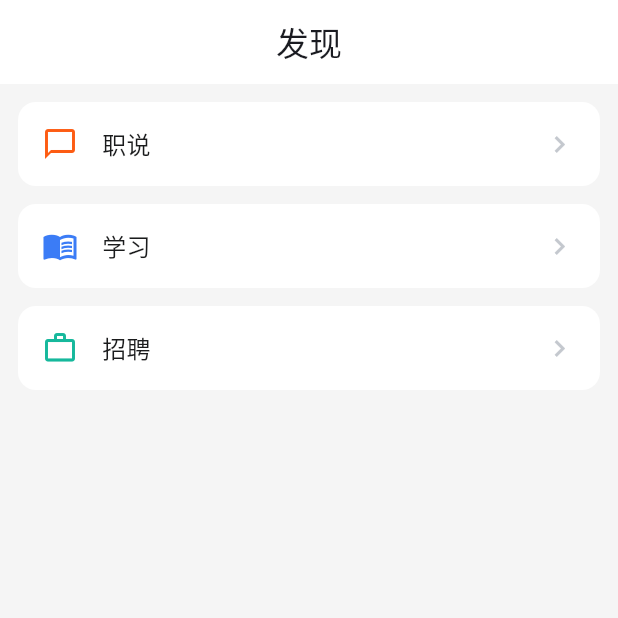
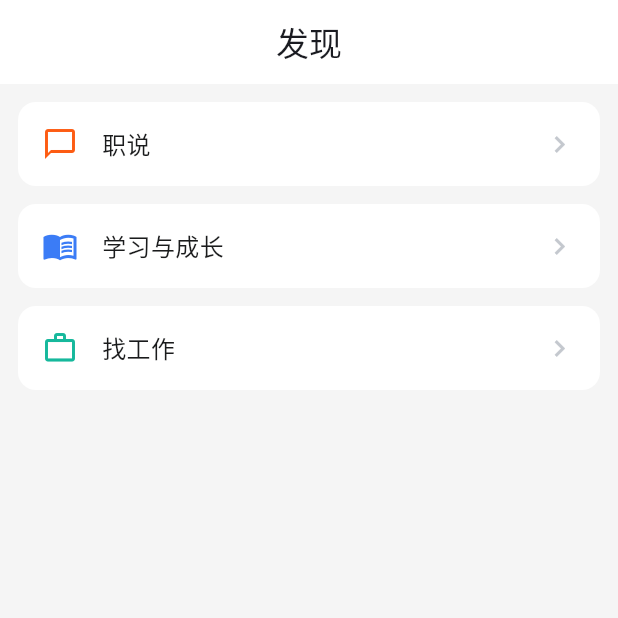
Before and after one commit to exoxiexie/zhiguanjia, a Flutter app: the DiscoverTab screen opened directly, on a phone screen of 412 x 824 dp, the top half of it. Run offline on Flutter 3.47's test engine with Material 3 defaults, Android fonts, the phone set to English and light mode, and no system bars; our stand-ins replace dio, file_picker, image_picker, open_filex, package_info_plus, shared_preferences and 1 more; missing offline and left inert: syncfusion_flutter_pdf; accounts and stored records are empty.

Commit message:
v1.0.27：发现页模块改名（招聘→找工作、学习→学习与成长）
- 发现页通栏卡「招聘」→「找工作」，点开的页面标题同步改为「找工作」
- 发现页通栏卡「学习」→「学习与成长」，点开的占位页标题同步改为「学习与成长」
- 同步更新 test/experience_test.dart 中发现页断言的文案

```diff
--- a/lib/features/discover/discover_tab.dart
+++ b/lib/features/discover/discover_tab.dart
@@ -4,8 +4,8 @@
 /// 通栏样式统一由 [PlainGroup] 提供（数据页的模块入口用的是同一个组件）。
 /// 第一批通栏模块三张卡片（**各自独立成卡**，互不同组），自上而下：
 /// - 职说：原底栏「说说」Tab 的内容，折叠进本页；
-/// - 学习：占位模块，功能后续开发；
-/// - 招聘：原「发现」页的职位推荐流，折叠进本页。
+/// - 学习与成长：占位模块，功能后续开发；
+/// - 找工作：原「发现」页的职位推荐流，折叠进本页。
 library;
 
 import 'package:flutter/material.dart';
@@ -63,7 +63,7 @@ class DiscoverTab extends StatelessWidget {
               PlainGroupEntry(
                 icon: Icons.menu_book_outlined,
                 color: const Color(0xFF3B7CF6),
-                label: '学习',
+                label: '学习与成长',
                 onTap: () => _open(context, const LearningPage()),
               ),
             ],
@@ -74,7 +74,7 @@ class DiscoverTab extends StatelessWidget {
               PlainGroupEntry(
                 icon: Icons.work_outline,
                 color: const Color(0xFF16B89C),
-                label: '招聘',
+                label: '找工作',
                 onTap: () => _open(context, const RecruitPage()),
               ),
             ],
--- a/lib/features/discover/learning_page.dart
+++ b/lib/features/discover/learning_page.dart
@@ -1,6 +1,6 @@
 /// 学习页（职管家 · 个人职业版）
 ///
-/// 由「发现」页的「学习」通栏卡片进入。
+/// 由「发现」页的「学习与成长」通栏卡片进入。
 /// 当前为占位页，功能后续开发。
 library;
 
@@ -15,7 +15,7 @@ class LearningPage extends StatelessWidget {
     return Scaffold(
       backgroundColor: const Color(0xFFF5F5F5),
       appBar: AppBar(
-        title: const Text('学习'),
+        title: const Text('学习与成长'),
         centerTitle: true,
         elevation: 0,
         backgroundColor: Colors.white,
--- a/lib/features/discover/recruit_page.dart
+++ b/lib/features/discover/recruit_page.dart
@@ -1,6 +1,6 @@
 /// 招聘页（职管家 · 个人职业版）
 ///
-/// 由「发现」页的「招聘」通栏卡片进入。
+/// 由「发现」页的「找工作」通栏卡片进入。
 /// 内容与原「发现」页的职位推荐流完全一致（职位卡片列表），未做改动。
 /// 当前版本：职位卡片按设计稿静态展示（mock 数据，可点 × 本地移除）；
 /// 顶部搜索 / 新增 / 城市 / 筛选 / 推荐流切换等仅为占位 UI，交互与数据后续开发。
@@ -131,7 +131,7 @@ class _RecruitPageState extends State<RecruitPage> {
     return Scaffold(
       backgroundColor: const Color(0xFFF5F5F5),
       appBar: AppBar(
-        title: const Text('招聘'),
+        title: const Text('找工作'),
         centerTitle: true,
         elevation: 0,
         backgroundColor: Colors.white,
--- a/pubspec.yaml
+++ b/pubspec.yaml
@@ -16,7 +16,7 @@ publish_to: 'none' # Remove this line if you wish to publish to pub.dev
 # https://developer.apple.com/library/archive/documentation/General/Reference/InfoPlistKeyReference/Articles/CoreFoundationKeys.html
 # In Windows, build-name is used as the major, minor, and patch parts
 # of the product and file versions while build-number is used as the build suffix.
-version: 1.0.26+27
+version: 1.0.27+28
 
 environment:
   sdk: '>=3.2.6 <4.0.0'
--- a/version.json
+++ b/version.json
@@ -1 +1 @@
-{"versionName":"1.0.26","versionCode":27,"url":"https://gitee.com/laoxie2076/zhiguanjia/releases/download/v1.0.26/zhiguanjia-v1.0.26.apk","changelog":"数据页新增「基础信息」卡（省市区选择器、工作状态、婚姻状况）；全站新增按钮改回正圆。"}
+{"versionName":"1.0.27","versionCode":28,"url":"https://gitee.com/laoxie2076/zhiguanjia/releases/download/v1.0.27/zhiguanjia-v1.0.27.apk","changelog":"发现页「招聘」改名「找工作」，「学习」改名「学习与成长」。"}
```
Also changed, not shown: 3 other files.
